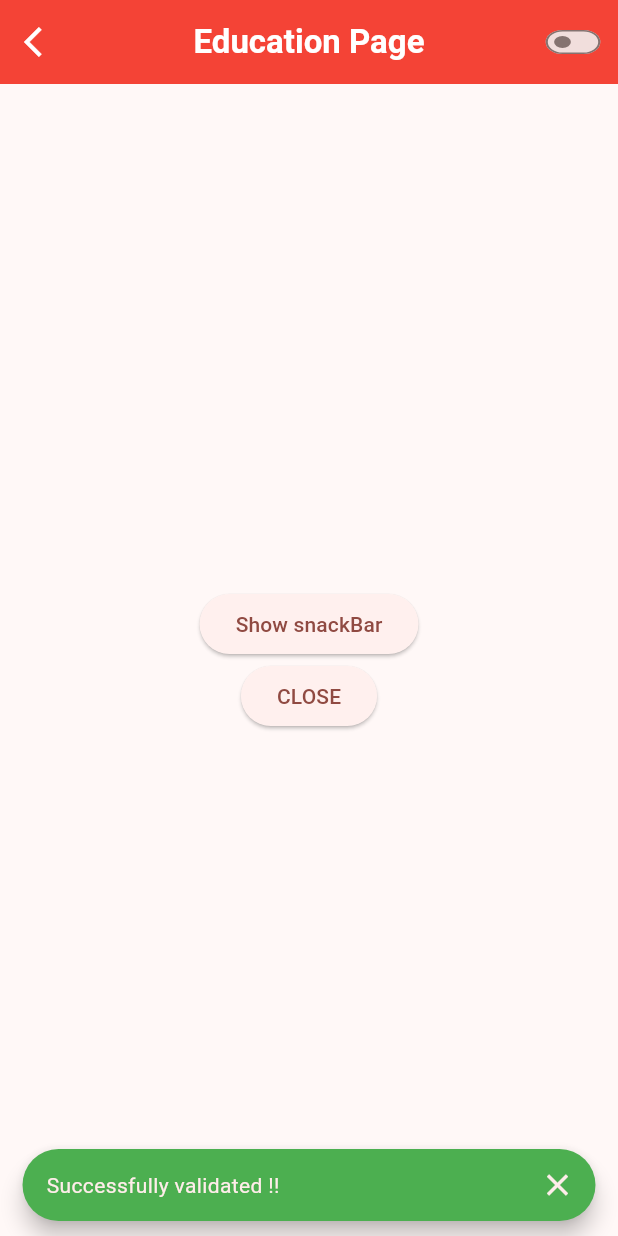
After one commit to IamJayGondaliya/resume_builder_jcf10, a Flutter app: the EducationPage screen opened by its route, after a tap on "Show snackBar", on a phone screen of 412 x 824 dp. The commit adds this screen. Run offline on Flutter 3.47's test engine with Material 2 defaults, Android fonts, the phone set to English and light mode, and no system bars.

Commit message:
19/04/2023 SnackBar + Contact Info Page Ui

```diff
--- a/lib/main.dart
+++ b/lib/main.dart
@@ -2,6 +2,7 @@ import 'package:flutter/material.dart';
 import 'package:resume_builder_jcf10/utils/route_utils.dart';
 import 'package:resume_builder_jcf10/views/screens/carrier_objective_page.dart';
 import 'package:resume_builder_jcf10/views/screens/contact_info_page.dart';
+import 'package:resume_builder_jcf10/views/screens/education_page.dart';
 import 'package:resume_builder_jcf10/views/screens/home_page.dart';
 import 'package:resume_builder_jcf10/views/screens/personal_details_page.dart';
 import 'package:resume_builder_jcf10/views/screens/resume_workspace.dart';
@@ -27,6 +28,7 @@ class MyApp extends StatelessWidget {
             const CarrierObjectivePage(),
         MyRoutes.buildOptions[2].route: (context) =>
             const PersonalDetailsPage(),
+        MyRoutes.buildOptions[3].route: (context) => const EducationPage(),
       },
     );
   }
--- a/lib/utils/route_utils.dart
+++ b/lib/utils/route_utils.dart
@@ -33,5 +33,10 @@ class MyRoutes {
       name: "Personal Details",
       route: "personal_details",
     ),
+    BuildOption(
+      icon: iconPath + "graduation-cap.png",
+      name: "Education Page",
+      route: 'education_page',
+    ),
   ];
 }
--- a/lib/views/component/back_button.dart
+++ b/lib/views/component/back_button.dart
@@ -6,7 +6,10 @@ class MyBackButton extends StatelessWidget {
   @override
   Widget build(BuildContext context) {
     return IconButton(
-      onPressed: () => Navigator.of(context).pop(),
+      onPressed: () {
+        ScaffoldMessenger.of(context).removeCurrentSnackBar();
+        Navigator.of(context).pop();
+      },
       icon: const Icon(
         Icons.arrow_back_ios,
         color: Colors.white,
--- /dev/null
+++ b/lib/views/component/my_snackbar.dart
@@ -0,0 +1,14 @@
+import 'package:flutter/material.dart';
+
+SnackBar mySnackBar({required String text, required Color color}) {
+  return SnackBar(
+    duration: const Duration(seconds: 3),
+    behavior: SnackBarBehavior.floating,
+    backgroundColor: color,
+    shape: RoundedRectangleBorder(
+      borderRadius: BorderRadius.circular(30),
+    ),
+    content: Text(text),
+    showCloseIcon: true,
+  );
+}
--- /dev/null
+++ b/lib/views/screens/education_page.dart
@@ -0,0 +1,106 @@
+import 'dart:math';
+
+import 'package:flutter/material.dart';
+import 'package:resume_builder_jcf10/utils/theme_utils.dart';
+import 'package:resume_builder_jcf10/views/component/back_button.dart';
+import 'package:resume_builder_jcf10/views/component/my_snackbar.dart';
+
+class EducationPage extends StatefulWidget {
+  const EducationPage({Key? key}) : super(key: key);
+
+  @override
+  State<EducationPage> createState() => _EducationPageState();
+}
+
+class _EducationPageState extends State<EducationPage> {
+  bool switchVal = false;
+  bool isRunning = false;
+
+  int s = 0;
+
+  double x = 0;
+  double y = 0;
+
+  startTimer() {
+    if (isRunning) {
+      Future.delayed(Duration(seconds: 1), () {
+        setState(() {
+          (s < 59) ? s++ : s = 0;
+        });
+        startTimer();
+      });
+    }
+  }
+
+  @override
+  Widget build(BuildContext context) {
+    Size size = MediaQuery.of(context).size;
+
+    return WillPopScope(
+      onWillPop: () async {
+        setState(() {
+          ScaffoldMessenger.of(context).removeCurrentSnackBar();
+        });
+
+        return true;
+      },
+      child: Scaffold(
+        appBar: AppBar(
+          leading: const MyBackButton(),
+          title: Text(
+            "Education Page",
+            style: appBarTitleStyle,
+          ),
+          actions: [
+            Transform.scale(
+              // scale: 0.8,
+              scaleX: 0.7,
+              scaleY: 0.5,
+              child: Switch(
+                value: switchVal,
+                onChanged: (val) {
+                  setState(() {
+                    switchVal = val;
+                  });
+                },
+              ),
+            ),
+          ],
+          centerTitle: true,
+          backgroundColor: Colors.red,
+        ),
+        body: Center(
+          child: Column(
+            mainAxisAlignment: MainAxisAlignment.center,
+            children: [
+              ElevatedButton(
+                onPressed: () {
+                  ScaffoldMessenger.of(context).removeCurrentSnackBar();
+                  ScaffoldMessenger.of(context).showSnackBar(
+                    mySnackBar(
+                      text: "Successfully validated !!",
+                      color: Colors.green,
+                    ),
+                  );
+                },
+                child: const Text("Show snackBar"),
+              ),
+              ElevatedButton(
+                onPressed: () {
+                  ScaffoldMessenger.of(context).removeCurrentSnackBar();
+                  ScaffoldMessenger.of(context).showSnackBar(
+                    mySnackBar(
+                      text: "Not validated !!",
+                      color: Colors.red,
+                    ),
+                  );
+                },
+                child: const Text("CLOSE"),
+              ),
+            ],
+          ),
+        ),
+      ),
+    );
+  }
+}
```
Also changed, not shown: lib/views/screens/contact_info_page.dart (+68 -89 lines), lib/views/screens/home_page.dart (+31 -1 lines), lib/views/screens/personal_details_page.dart (+6 -7 lines).
